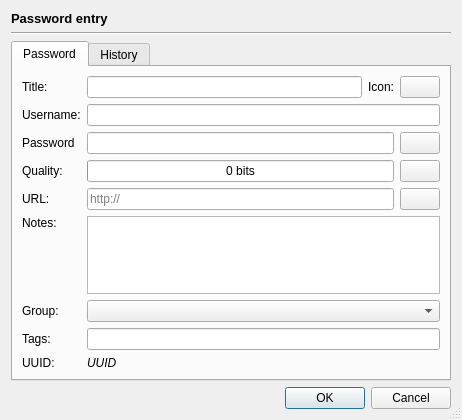
Old version of the form src/guiQt/dialogpasswordenty.ui in the repository joda01/mypasswords.
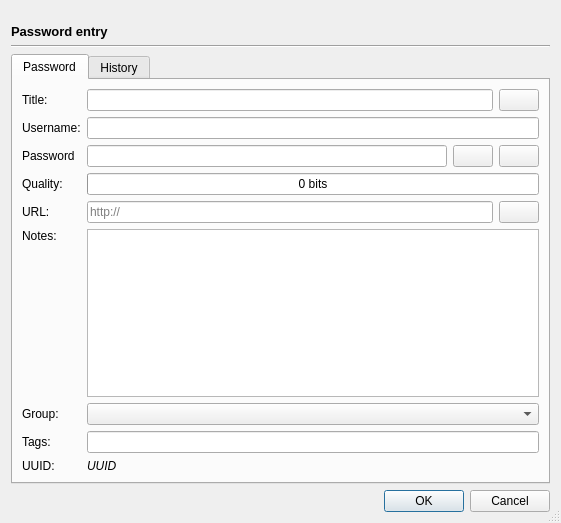
New version of the form. Icons and pictures are not drawn.

The edit to the form file:
```diff
--- a/src/guiQt/dialogpasswordenty.ui
+++ b/src/guiQt/dialogpasswordenty.ui
@@ -9,8 +9,8 @@
    <rect>
     <x>0</x>
     <y>0</y>
-    <width>462</width>
-    <height>420</height>
+    <width>561</width>
+    <height>523</height>
    </rect>
   </property>
   <property name="windowTitle">
@@ -74,84 +74,167 @@
        <string>Password</string>
       </attribute>
       <layout class="QGridLayout" name="gridLayout_2">
-       <item row="0" column="3">
-        <widget class="QPushButton" name="buttonAddIcon">
+       <item row="11" column="0">
+        <widget class="QLabel" name="label_10">
+         <property name="sizePolicy">
+          <sizepolicy hsizetype="Fixed" vsizetype="Preferred">
+           <horstretch>0</horstretch>
+           <verstretch>0</verstretch>
+          </sizepolicy>
+         </property>
+         <property name="text">
+          <string>UUID:</string>
+         </property>
+        </widget>
+       </item>
+       <item row="3" column="0">
+        <widget class="QLabel" name="label_3">
+         <property name="sizePolicy">
+          <sizepolicy hsizetype="Fixed" vsizetype="Preferred">
+           <horstretch>0</horstretch>
+           <verstretch>0</verstretch>
+          </sizepolicy>
+         </property>
+         <property name="text">
+          <string>Password</string>
+         </property>
+        </widget>
+       </item>
+       <item row="7" column="0">
+        <widget class="QLabel" name="label_5">
+         <property name="sizePolicy">
+          <sizepolicy hsizetype="Fixed" vsizetype="Preferred">
+           <horstretch>0</horstretch>
+           <verstretch>0</verstretch>
+          </sizepolicy>
+         </property>
+         <property name="text">
+          <string>URL:</string>
+         </property>
+        </widget>
+       </item>
+       <item row="3" column="3">
+        <widget class="QPushButton" name="buttonPwdShow">
+         <property name="sizePolicy">
+          <sizepolicy hsizetype="Fixed" vsizetype="Fixed">
+           <horstretch>0</horstretch>
+           <verstretch>0</verstretch>
+          </sizepolicy>
+         </property>
          <property name="text">
           <string/>
          </property>
          <property name="icon">
           <iconset resource="../../resources/resource.qrc">
-           <normaloff>:/icons_black/icons_black/key2_black.png</normaloff>:/icons_black/icons_black/key2_black.png</iconset>
+           <normaloff>:/icons_black/icons_black/visible_black.png</normaloff>:/icons_black/icons_black/visible_black.png</iconset>
+         </property>
+         <property name="checkable">
+          <bool>true</bool>
+         </property>
+         <property name="checked">
+          <bool>false</bool>
+         </property>
+        </widget>
+       </item>
+       <item row="8" column="0">
+        <widget class="QLabel" name="label_6">
+         <property name="sizePolicy">
+          <sizepolicy hsizetype="Fixed" vsizetype="Preferred">
+           <horstretch>0</horstretch>
+           <verstretch>0</verstretch>
+          </sizepolicy>
+         </property>
+         <property name="text">
+          <string>Notes:</string>
+         </property>
+         <property name="alignment">
+          <set>Qt::AlignLeading|Qt::AlignLeft|Qt::AlignTop</set>
          </property>
         </widget>
        </item>
        <item row="2" column="0">
         <widget class="QLabel" name="label_2">
+         <property name="sizePolicy">
+          <sizepolicy hsizetype="Fixed" vsizetype="Preferred">
+           <horstretch>0</horstretch>
+           <verstretch>0</verstretch>
+          </sizepolicy>
+         </property>
          <property name="text">
           <string>Username:</string>
          </property>
         </widget>
        </item>
-       <item row="0" column="1">
-        <widget class="QLineEdit" name="textTitle"/>
-       </item>
-       <item row="0" column="2">
-        <widget class="QLabel" name="label_8">
-         <property name="text">
-          <string>Icon:</string>
-         </property>
-        </widget>
-       </item>
-       <item row="0" column="0">
-        <widget class="QLabel" name="label">
-         <property name="text">
-          <string>Title:</string>
-         </property>
-        </widget>
-       </item>
        <item row="6" column="0">
         <widget class="QLabel" name="label_4">
+         <property name="sizePolicy">
+          <sizepolicy hsizetype="Fixed" vsizetype="Preferred">
+           <horstretch>0</horstretch>
+           <verstretch>0</verstretch>
+          </sizepolicy>
+         </property>
          <property name="text">
           <string>Quality:</string>
          </property>
         </widget>
        </item>
+       <item row="0" column="0">
+        <widget class="QLabel" name="label">
+         <property name="sizePolicy">
+          <sizepolicy hsizetype="Fixed" vsizetype="Preferred">
+           <horstretch>0</horstretch>
+           <verstretch>0</verstretch>
+          </sizepolicy>
+         </property>
+         <property name="text">
+          <string>Title:</string>
+         </property>
+        </widget>
+       </item>
+       <item row="9" column="0">
+        <widget class="QLabel" name="label_9">
+         <property name="sizePolicy">
+          <sizepolicy hsizetype="Fixed" vsizetype="Preferred">
+           <horstretch>0</horstretch>
+           <verstretch>0</verstretch>
+          </sizepolicy>
+         </property>
+         <property name="text">
+          <string>Group:</string>
+         </property>
+        </widget>
+       </item>
+       <item row="3" column="1" colspan="2">
+        <widget class="QLineEdit" name="textPassword">
+         <property name="echoMode">
+          <enum>QLineEdit::Password</enum>
+         </property>
+        </widget>
+       </item>
        <item row="10" column="0">
         <widget class="QLabel" name="label_7">
+         <property name="sizePolicy">
+          <sizepolicy hsizetype="Fixed" vsizetype="Preferred">
+           <horstretch>0</horstretch>
+           <verstretch>0</verstretch>
+          </sizepolicy>
+         </property>
          <property name="text">
           <string>Tags:</string>
          </property>
         </widget>
        </item>
-       <item row="10" column="1" colspan="3">
-        <widget class="QLineEdit" name="textTags"/>
-       </item>
-       <item row="3" column="0">
-        <widget class="QLabel" name="label_3">
-         <property name="text">
-          <string>Password</string>
-         </property>
-        </widget>
-       </item>
-       <item row="8" column="0">
-        <widget class="QLabel" name="label_6">
-         <property name="text">
-          <string>Notes:</string>
-         </property>
-         <property name="alignment">
-          <set>Qt::AlignLeading|Qt::AlignLeft|Qt::AlignTop</set>
-         </property>
-        </widget>
-       </item>
-       <item row="7" column="0">
-        <widget class="QLabel" name="label_5">
-         <property name="text">
-          <string>URL:</string>
-         </property>
-        </widget>
-       </item>
-       <item row="6" column="3">
+       <item row="3" column="4">
         <widget class="QPushButton" name="buttonGenerator">
+         <property name="sizePolicy">
+          <sizepolicy hsizetype="Fixed" vsizetype="Fixed">
+           <horstretch>0</horstretch>
+           <verstretch>0</verstretch>
+          </sizepolicy>
+         </property>
+         <property name="toolTip">
+          <string>Open password generator</string>
+         </property>
          <property name="text">
           <string/>
          </property>
@@ -161,40 +244,10 @@
          </property>
         </widget>
        </item>
-       <item row="3" column="3">
-        <widget class="QPushButton" name="buttonPwdShow">
-         <property name="text">
-          <string/>
-         </property>
-         <property name="icon">
-          <iconset resource="../../resources/resource.qrc">
-           <normaloff>:/icons_black/icons_black/visible_black.png</normaloff>:/icons_black/icons_black/visible_black.png</iconset>
-         </property>
-         <property name="checkable">
-          <bool>true</bool>
-         </property>
-         <property name="checked">
-          <bool>false</bool>
-         </property>
-        </widget>
-       </item>
-       <item row="2" column="1" colspan="3">
+       <item row="2" column="1" colspan="4">
         <widget class="QLineEdit" name="textUsername"/>
        </item>
-       <item row="7" column="1" colspan="2">
-        <widget class="QLineEdit" name="textUrl">
-         <property name="inputMask">
-          <string/>
-         </property>
-         <property name="frame">
-          <bool>true</bool>
-         </property>
-         <property name="placeholderText">
-          <string>http://</string>
-         </property>
-        </widget>
-       </item>
-       <item row="6" column="1" colspan="2">
+       <item row="6" column="1" colspan="4">
         <widget class="QProgressBar" name="progressBar">
          <property name="maximum">
           <number>128</number>
@@ -219,11 +272,17 @@
          </property>
         </widget>
        </item>
-       <item row="8" column="1" colspan="3">
-        <widget class="QTextEdit" name="textNotes"/>
-       </item>
-       <item row="7" column="3">
+       <item row="7" column="4">
         <widget class="QPushButton" name="buttonOpenUrl">
+         <property name="sizePolicy">
+          <sizepolicy hsizetype="Fixed" vsizetype="Fixed">
+           <horstretch>0</horstretch>
+           <verstretch>0</verstretch>
+          </sizepolicy>
+         </property>
+         <property name="toolTip">
+          <string>Open URL</string>
+         </property>
          <property name="text">
           <string/>
          </property>
@@ -233,21 +292,46 @@
          </property>
         </widget>
        </item>
-       <item row="3" column="1" colspan="2">
-        <widget class="QLineEdit" name="textPassword">
-         <property name="echoMode">
-          <enum>QLineEdit::Password</enum>
+       <item row="7" column="1" colspan="3">
+        <widget class="QLineEdit" name="textUrl">
+         <property name="inputMask">
+          <string/>
+         </property>
+         <property name="frame">
+          <bool>true</bool>
+         </property>
+         <property name="placeholderText">
+          <string>http://</string>
          </property>
         </widget>
        </item>
-       <item row="9" column="0">
-        <widget class="QLabel" name="label_9">
+       <item row="8" column="1" colspan="4">
+        <widget class="QTextEdit" name="textNotes"/>
+       </item>
+       <item row="0" column="4">
+        <widget class="QPushButton" name="buttonAddIcon">
+         <property name="sizePolicy">
+          <sizepolicy hsizetype="Fixed" vsizetype="Fixed">
+           <horstretch>0</horstretch>
+           <verstretch>0</verstretch>
+          </sizepolicy>
+         </property>
          <property name="text">
-          <string>Group:</string>
+          <string/>
+         </property>
+         <property name="icon">
+          <iconset resource="../../resources/resource.qrc">
+           <normaloff>:/icons_black/icons_black/key2_black.png</normaloff>:/icons_black/icons_black/key2_black.png</iconset>
          </property>
         </widget>
        </item>
-       <item row="11" column="1">
+       <item row="9" column="1" colspan="4">
+        <widget class="QComboBox" name="textGroup"/>
+       </item>
+       <item row="10" column="1" colspan="4">
+        <widget class="QLineEdit" name="textTags"/>
+       </item>
+       <item row="11" column="1" colspan="4">
         <widget class="QLabel" name="labeluuid">
          <property name="font">
           <font>
@@ -259,15 +343,8 @@
          </property>
         </widget>
        </item>
-       <item row="11" column="0">
-        <widget class="QLabel" name="label_10">
-         <property name="text">
-          <string>UUID:</string>
-         </property>
-        </widget>
-       </item>
-       <item row="9" column="1" colspan="3">
-        <widget class="QComboBox" name="textGroup"/>
+       <item row="0" column="1" colspan="3">
+        <widget class="QLineEdit" name="textTitle"/>
        </item>
       </layout>
      </widget>
```
Left out of the diff: 21 changed lines with no effect on the pictures.
